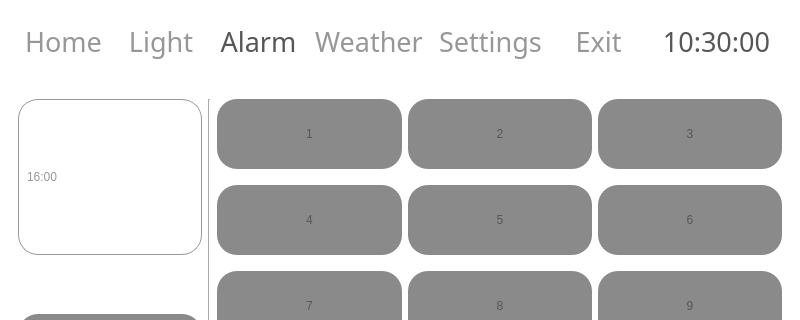
Before: the Qt Designer form AlarmUi.ui in HarrisonPlume/BedsideTable, drawn with Qt 5; both pictures show x 0 to 800 and y 0 to 320 of the 800 by 480 pixel window.
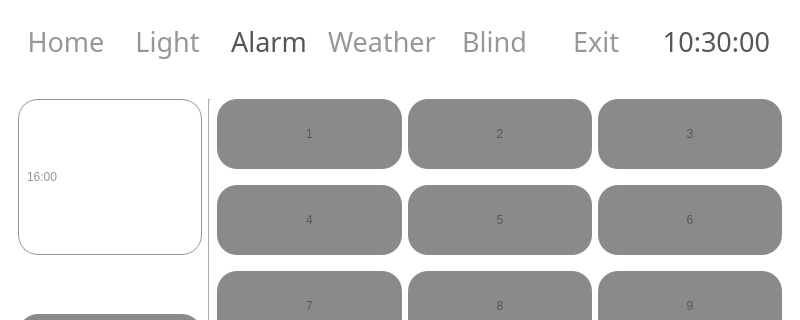
After: the same form once the commit is applied.

Commit message: Added Blind Functionality

What changed in the file:
```diff
--- a/AlarmUi.ui
+++ b/AlarmUi.ui
@@ -196,7 +196,7 @@
           <string notr="true">border-style: solid;border-width: 0px;border-radius:0;background-color: #FFFFFF; padding:5px; color:#979797;font: 20pt &quot;Assistant&quot;;</string>
          </property>
          <property name="text">
-          <string>Settings</string>
+          <string>Blind</string>
          </property>
         </widget>
        </item>
```
Left out of the diff: 4 changed lines with no effect on the pictures. The commit also changes 8 other files.
